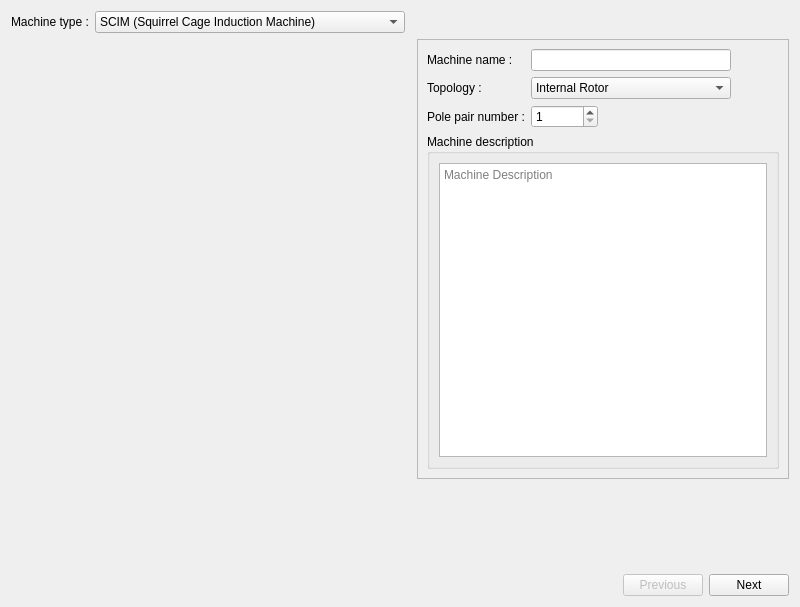
This is pyleecan/GUI/Dialog/DMachineSetup/SMachineType/SMachineType.ui in Eomys/pyleecan as Qt 5 draws it before an edit. The edited form follows.
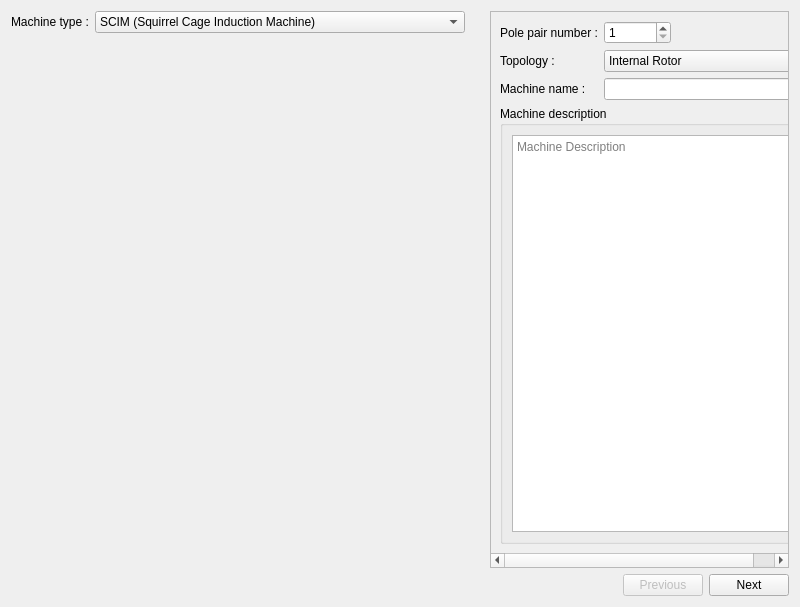
This is the edited form. Icons and pictures are not drawn.

Commit message: [WP] fixing the size of the right widget on the Machine type widget

```diff
--- a/pyleecan/GUI/Dialog/DMachineSetup/SMachineType/SMachineType.ui
+++ b/pyleecan/GUI/Dialog/DMachineSetup/SMachineType/SMachineType.ui
@@ -24,6 +24,10 @@
     <number>6</number>
    </property>
    <item>
+    <layout class="QHBoxLayout" name="horizontalLayout_4">
+     <item>
+      <layout class="QVBoxLayout" name="verticalLayout_5">
+       <item>
     <layout class="QHBoxLayout" name="horizontalLayout_10">
      <item>
       <widget class="QLabel" name="in_machine_type">
@@ -41,7 +45,7 @@
      <item>
       <widget class="QComboBox" name="c_type">
        <property name="sizePolicy">
-        <sizepolicy hsizetype="Preferred" vsizetype="Fixed">
+            <sizepolicy hsizetype="Expanding" vsizetype="Fixed">
          <horstretch>0</horstretch>
          <verstretch>0</verstretch>
         </sizepolicy>
@@ -54,7 +58,7 @@
        </property>
        <property name="maximumSize">
         <size>
-         <width>310</width>
+             <width>16777215</width>
          <height>16777215</height>
         </size>
        </property>
@@ -106,9 +110,20 @@
     </layout>
    </item>
    <item>
-    <layout class="QHBoxLayout" name="horizontalLayout_4">
+        <spacer name="verticalSpacer_2">
+         <property name="orientation">
+          <enum>Qt::Vertical</enum>
+         </property>
+         <property name="sizeHint" stdset="0">
+          <size>
+           <width>20</width>
+           <height>40</height>
+          </size>
+         </property>
+        </spacer>
+       </item>
      <item>
-      <layout class="QVBoxLayout" name="verticalLayout_2">
+        <layout class="QHBoxLayout" name="horizontalLayout">
        <item>
         <widget class="QLabel" name="img_type_machine">
          <property name="sizePolicy">
@@ -140,8 +155,36 @@
          </property>
         </widget>
        </item>
+        </layout>
+       </item>
        <item>
-        <spacer name="verticalSpacer_2">
+        <spacer name="verticalSpacer_4">
+         <property name="orientation">
+          <enum>Qt::Vertical</enum>
+         </property>
+         <property name="sizeHint" stdset="0">
+          <size>
+           <width>20</width>
+           <height>40</height>
+          </size>
+         </property>
+        </spacer>
+       </item>
+       <item>
+        <spacer name="verticalSpacer">
+         <property name="orientation">
+          <enum>Qt::Vertical</enum>
+         </property>
+         <property name="sizeHint" stdset="0">
+          <size>
+           <width>20</width>
+           <height>40</height>
+          </size>
+         </property>
+        </spacer>
+       </item>
+       <item>
+        <spacer name="verticalSpacer_3">
          <property name="orientation">
           <enum>Qt::Vertical</enum>
          </property>
@@ -157,6 +200,12 @@
      </item>
      <item>
       <widget class="QScrollArea" name="scrollArea">
+       <property name="maximumSize">
+        <size>
+         <width>340</width>
+         <height>16777215</height>
+        </size>
+       </property>
        <property name="widgetResizable">
         <bool>true</bool>
        </property>
@@ -165,8 +214,8 @@
          <rect>
           <x>0</x>
           <y>0</y>
-          <width>370</width>
-          <height>446</height>
+          <width>321</width>
+          <height>554</height>
          </rect>
         </property>
         <property name="sizePolicy">
@@ -180,40 +229,33 @@
           <layout class="QGridLayout" name="gridLayout_2">
            <item row="1" column="0">
             <layout class="QGridLayout" name="gridLayout">
-             <item row="1" column="1">
-              <widget class="QComboBox" name="c_topology">
-               <property name="sizePolicy">
-                <sizepolicy hsizetype="Preferred" vsizetype="Fixed">
-                 <horstretch>0</horstretch>
-                 <verstretch>0</verstretch>
-                </sizepolicy>
+             <item row="1" column="2">
+              <spacer name="horizontalSpacer">
+               <property name="orientation">
+                <enum>Qt::Horizontal</enum>
                </property>
-               <item>
-                <property name="text">
-                 <string>Internal Rotor</string>
-                </property>
-               </item>
-               <item>
-                <property name="text">
-                 <string>External Rotor</string>
-                </property>
-               </item>
-              </widget>
+               <property name="sizeHint" stdset="0">
+                <size>
+                 <width>40</width>
+                 <height>20</height>
+                </size>
+               </property>
+              </spacer>
              </item>
              <item row="0" column="0">
-              <widget class="QLabel" name="in_name">
+              <widget class="QLabel" name="in_p">
                <property name="sizePolicy">
-                <sizepolicy hsizetype="Fixed" vsizetype="Fixed">
+                <sizepolicy hsizetype="Fixed" vsizetype="Preferred">
                  <horstretch>0</horstretch>
                  <verstretch>0</verstretch>
                 </sizepolicy>
                </property>
                <property name="text">
-                <string>Machine name :</string>
+                <string>Pole pair number :</string>
                </property>
               </widget>
              </item>
-             <item row="2" column="1">
+             <item row="0" column="1">
               <widget class="QSpinBox" name="si_p">
                <property name="sizePolicy">
                 <sizepolicy hsizetype="Fixed" vsizetype="Fixed">
@@ -245,7 +287,40 @@
                </property>
               </widget>
              </item>
-             <item row="0" column="1">
+             <item row="1" column="1">
+              <widget class="QComboBox" name="c_topology">
+               <property name="sizePolicy">
+                <sizepolicy hsizetype="Preferred" vsizetype="Fixed">
+                 <horstretch>0</horstretch>
+                 <verstretch>0</verstretch>
+                </sizepolicy>
+               </property>
+               <item>
+                <property name="text">
+                 <string>Internal Rotor</string>
+                </property>
+               </item>
+               <item>
+                <property name="text">
+                 <string>External Rotor</string>
+                </property>
+               </item>
+              </widget>
+             </item>
+             <item row="2" column="0">
+              <widget class="QLabel" name="in_name">
+               <property name="sizePolicy">
+                <sizepolicy hsizetype="Fixed" vsizetype="Fixed">
+                 <horstretch>0</horstretch>
+                 <verstretch>0</verstretch>
+                </sizepolicy>
+               </property>
+               <property name="text">
+                <string>Machine name :</string>
+               </property>
+              </widget>
+             </item>
+             <item row="2" column="1">
               <widget class="QLineEdit" name="le_name">
                <property name="sizePolicy">
                 <sizepolicy hsizetype="Preferred" vsizetype="Fixed">
@@ -261,32 +336,6 @@
                </property>
               </widget>
              </item>
-             <item row="0" column="2">
-              <spacer name="horizontalSpacer">
-               <property name="orientation">
-                <enum>Qt::Horizontal</enum>
-               </property>
-               <property name="sizeHint" stdset="0">
-                <size>
-                 <width>40</width>
-                 <height>20</height>
-                </size>
-               </property>
-              </spacer>
-             </item>
-             <item row="2" column="0">
-              <widget class="QLabel" name="in_p">
-               <property name="sizePolicy">
-                <sizepolicy hsizetype="Fixed" vsizetype="Preferred">
-                 <horstretch>0</horstretch>
-                 <verstretch>0</verstretch>
-                </sizepolicy>
-               </property>
-               <property name="text">
-                <string>Pole pair number :</string>
-               </property>
-              </widget>
-             </item>
             </layout>
            </item>
            <item row="2" column="0">
@@ -328,19 +377,6 @@
      </item>
     </layout>
    </item>
-   <item>
-    <spacer name="verticalSpacer">
-     <property name="orientation">
-      <enum>Qt::Vertical</enum>
-     </property>
-     <property name="sizeHint" stdset="0">
-      <size>
-       <width>20</width>
-       <height>40</height>
-      </size>
-     </property>
-    </spacer>
-   </item>
    <item>
     <layout class="QHBoxLayout" name="horizontalLayout_2">
      <item>
```
Left out of the diff: 68 changed lines with no effect on the pictures. Lines whose indentation alone changed are shown as unchanged. The commit also changes 1 other file.
